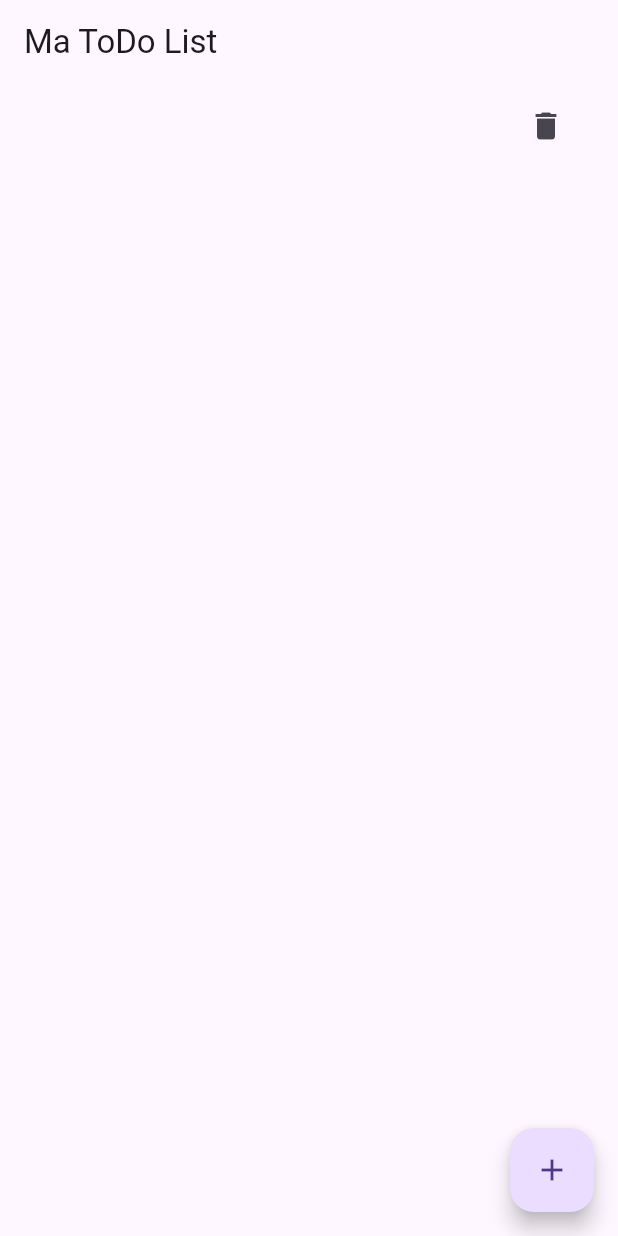
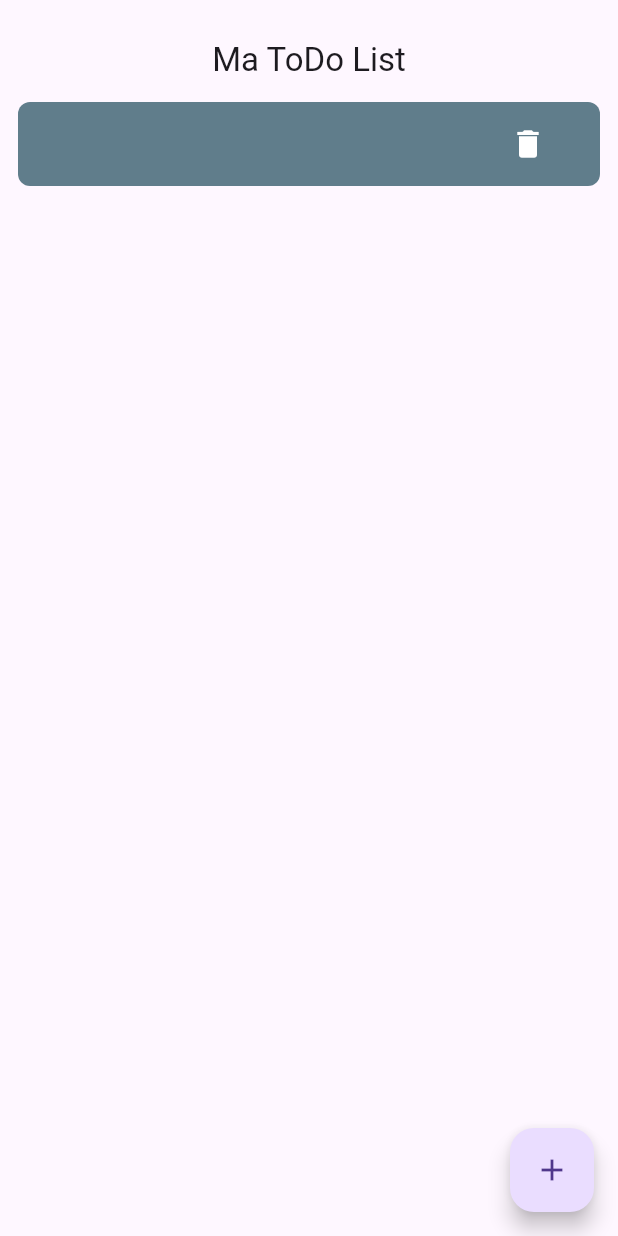
Before and after one commit to Eweeen/flutter_todo_app, a Flutter app: the AddTask screen opened by its route, after a tap on "Ajouter", on a phone screen of 412 x 824 dp. Run offline on Flutter 3.47's test engine with Material 3 defaults, Android fonts, the phone set to English and light mode, and no system bars; our stand-ins replace flutter_riverpod, freezed_annotation.

Commit message:
style: changement de style pour la liste

```diff
--- a/lib/screens/add_task.dart
+++ b/lib/screens/add_task.dart
@@ -26,7 +26,7 @@ class AddTodo extends ConsumerWidget {
 
   @override
   Widget build(BuildContext context, WidgetRef ref) {
-    final TextEditingController _controller = TextEditingController();
+    final TextEditingController todoName = TextEditingController();
 
     return Column(
       spacing: 12,
@@ -34,7 +34,7 @@ class AddTodo extends ConsumerWidget {
         Padding(
           padding: EdgeInsets.only(left: 24, right: 24),
           child: TextField(
-            controller: _controller,
+            controller: todoName,
             decoration: const InputDecoration(
               labelText: 'Nom de la tâche',
               contentPadding: EdgeInsets.all(8),
@@ -43,7 +43,7 @@ class AddTodo extends ConsumerWidget {
         ),
         ElevatedButton(
           onPressed: () {
-            ref.read(todoListProvider.notifier).addTask(_controller.text);
+            ref.read(todoListProvider.notifier).addTask(todoName.text);
             Navigator.of(context).pop();
           },
           child: const Text('Ajouter'),
--- a/lib/screens/main_screen.dart
+++ b/lib/screens/main_screen.dart
@@ -14,7 +14,11 @@ class _MainScreenState extends State<MainScreen> {
   Widget build(BuildContext context) {
     return Scaffold(
       appBar: AppBar(
-        title: Text('Ma ToDo List'),
+        title: Padding(
+          padding: const EdgeInsets.only(top: 24),
+          child: Text('Ma ToDo List'),
+        ),
+        centerTitle: true,
       ),
       body: const TodoList(),
       floatingActionButton: FloatingActionButton(
@@ -41,7 +45,14 @@ class TodoList extends ConsumerWidget {
         : ListView.builder(
             itemCount: todos.length,
             itemBuilder: (context, index) {
-              return ListTile(
+              return Padding(
+                padding: const EdgeInsets.only(left: 12, right: 12, top: 12),
+                child: Container(
+                  decoration: BoxDecoration(
+                    color: Colors.blueGrey,
+                    borderRadius: BorderRadius.circular(8),
+                  ),
+                  child: ListTile(
                     title: Text(todos[index].name),
                     trailing: IconButton(
                       icon: Icon(Icons.delete),
@@ -49,6 +60,10 @@ class TodoList extends ConsumerWidget {
                         ref.read(todoListProvider.notifier).removeTask(index);
                       },
                     ),
+                    textColor: Colors.white,
+                    iconColor: Colors.white,
+                  ),
+                ),
               );
             },
           );
```
Lines whose indentation alone changed are shown as unchanged.
